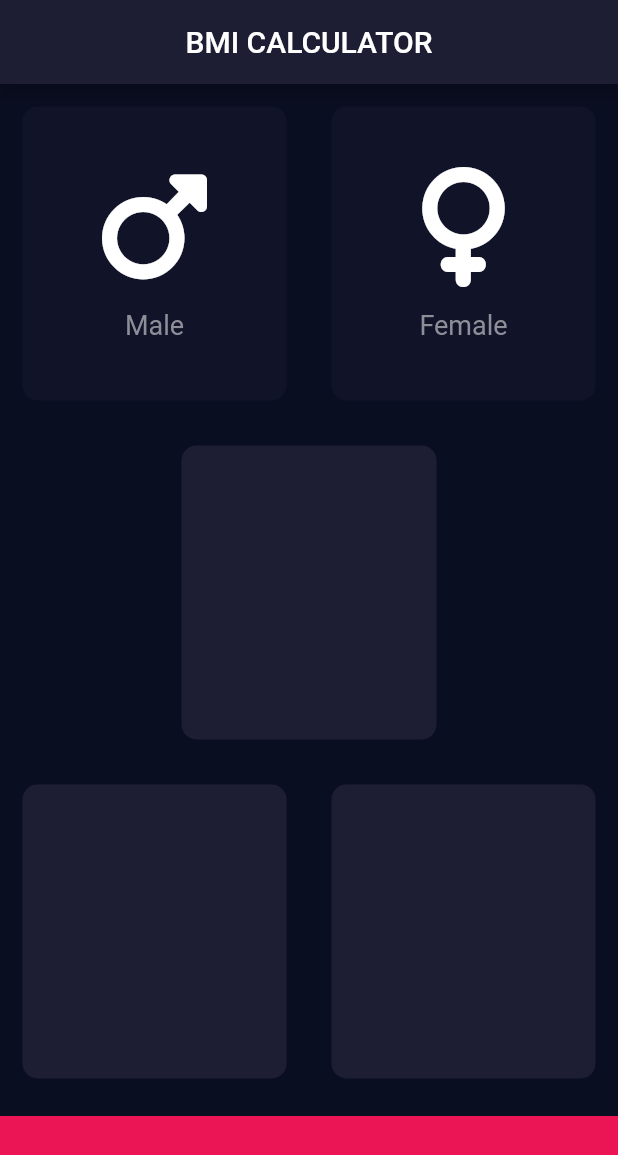
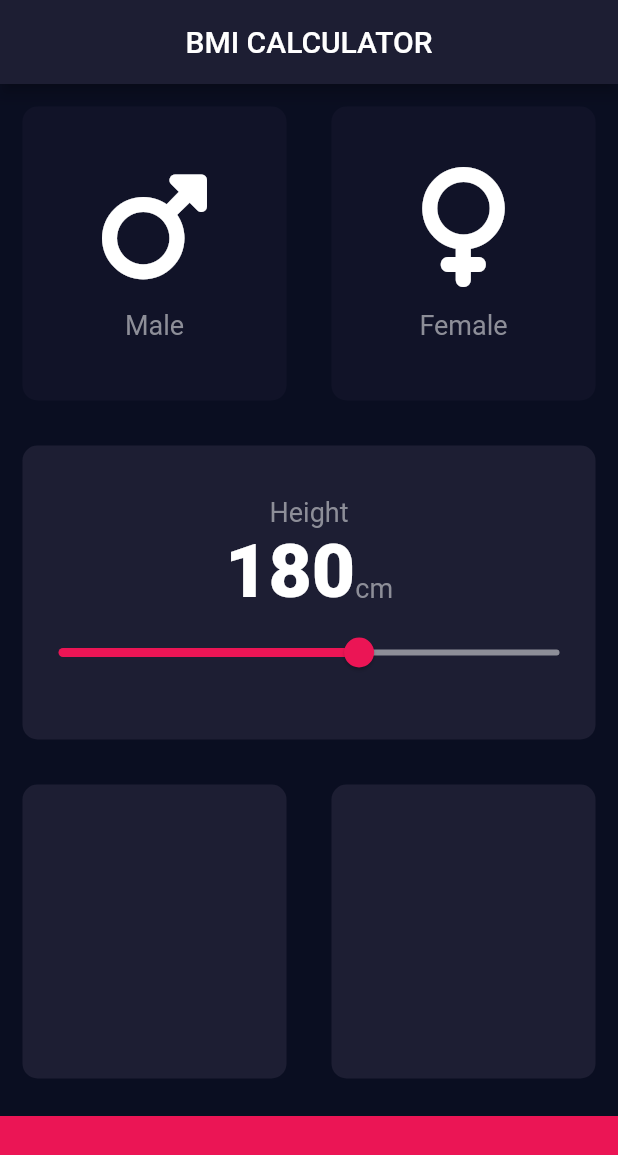
Before and after one commit to vagun/bmicalculator, a Flutter app: the screen it shows after launch, on a phone screen of 412 x 824 dp. Shown: the top 1155 px of the screen. Run offline on Flutter 3.47's test engine with Material 2 defaults, Android fonts, the phone set to English and light mode, and no system bars; our stand-ins replace font_awesome_flutter.

```diff
--- /dev/null
+++ b/lib/constants.dart
@@ -0,0 +1,9 @@
+import 'dart:ui';
+
+import 'package:flutter/material.dart';
+const kactivecardcolour = Color(0xff1d1e33);
+const kinactivecardcolour = Color(0xff111328);
+const kbottomcontainercolour = Color(0xffeb1555);
+const kbottomcontainerheight = 80.0;
+const klabeltextstyle = TextStyle(fontSize: 18, color: Color(0xff8d8e98));
+const knumbertextstyle=TextStyle(fontSize: 50,fontWeight: FontWeight.w900);
--- a/lib/iconcontent.dart
+++ b/lib/iconcontent.dart
@@ -1,6 +1,6 @@
 import 'package:flutter/material.dart';
+import 'constants.dart';
 
-const klabeltextstyle = TextStyle(fontSize: 18, color: Color(0xff8d8e98));
 
 class iconcontent extends StatelessWidget {
   iconcontent({required this.icon, required this.label});
--- a/lib/input_page.dart
+++ b/lib/input_page.dart
@@ -2,11 +2,8 @@ import 'package:flutter/material.dart';
 import 'package:font_awesome_flutter/font_awesome_flutter.dart';
 import 'iconcontent.dart';
 import 'reusablecard.dart';
+import 'constants.dart';
 
-const kactivecardcolour = Color(0xff1d1e33);
-const kinactivecardcolour = Color(0xff111328);
-const kbottomcontainercolour = Color(0xffeb1555);
-const kbottomcontainerheight = 80.0;
 enum Gender {
   male,
   female,
@@ -19,6 +16,7 @@ class InputPage extends StatefulWidget {
 
 class _InputPageState extends State<InputPage> {
   Gender? selectedgender;
+  int height = 180;
   Color malecardcolour = kinactivecardcolour;
   Color femalecardcolour = kinactivecardcolour;
 
@@ -30,6 +28,7 @@ class _InputPageState extends State<InputPage> {
           backgroundColor: kactivecardcolour,
         ),
         body: Column(
+          crossAxisAlignment: CrossAxisAlignment.stretch,
           children: <Widget>[
             Expanded(
                 child: Row(
@@ -69,6 +68,41 @@ class _InputPageState extends State<InputPage> {
             Expanded(
                 child: reusablecard(
               colour: kactivecardcolour,
+              cardchild: Column(
+                mainAxisAlignment: MainAxisAlignment.center,
+                children: <Widget>[
+                  Text(
+                    'Height',
+                    style: klabeltextstyle,
+                  ),
+                  Row(
+                    mainAxisAlignment: MainAxisAlignment.center,
+                    crossAxisAlignment: CrossAxisAlignment.baseline,
+                    textBaseline: TextBaseline.alphabetic,
+                    children: <Widget>[
+                      Text(
+                        height.toString(),
+                        style: knumbertextstyle,
+                      ),
+                      Text(
+                        'cm',
+                        style: klabeltextstyle,
+                      ),
+
+                    ],
+                  ),
+                  Slider(
+                        value: height.toDouble(),
+                        min: 120.0,
+                        max: 220.0,
+                        activeColor: Color(0xffeb1555),
+                        inactiveColor: Color(0xff8d8e98),
+                        onChanged: (double newvalue) {
+                          setState(() {height=newvalue.round();});
+                        },
+                      )
+                ],
+              ),
             )),
             Expanded(
                 child: Row(
```
